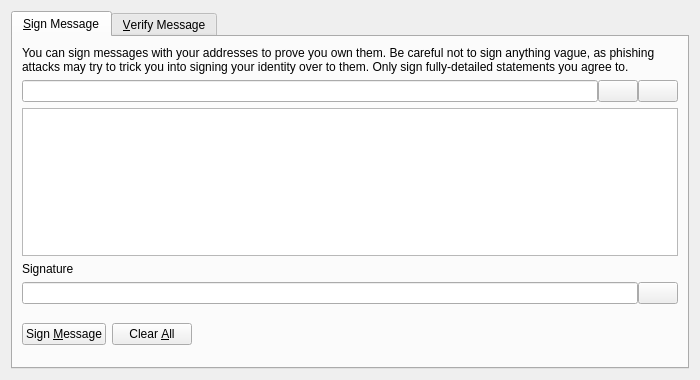
outastracoin-project/outastracoin, file src/qt/forms/signverifymessagedialog.ui: the form before one commit.
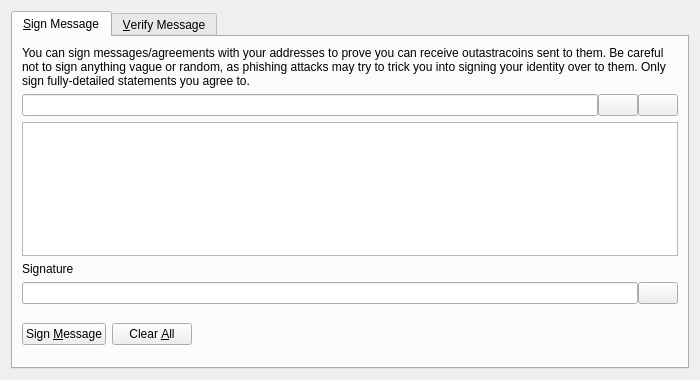
The form after the commit. Icons and pictures are not drawn. Custom widgets are drawn as their Qt base class.

Diff of the .ui file:
```diff
--- a/src/qt/forms/signverifymessagedialog.ui
+++ b/src/qt/forms/signverifymessagedialog.ui
@@ -30,7 +30,7 @@
        <item>
         <widget class="QLabel" name="infoLabel_SM">
          <property name="text">
-          <string>You can sign messages with your addresses to prove you own them. Be careful not to sign anything vague, as phishing attacks may try to trick you into signing your identity over to them. Only sign fully-detailed statements you agree to.</string>
+          <string>You can sign messages/agreements with your addresses to prove you can receive outastracoins sent to them. Be careful not to sign anything vague or random, as phishing attacks may try to trick you into signing your identity over to them. Only sign fully-detailed statements you agree to.</string>
          </property>
          <property name="textFormat">
           <enum>Qt::PlainText</enum>
```
Left out of the diff: 2 changed lines with no effect on the pictures.
